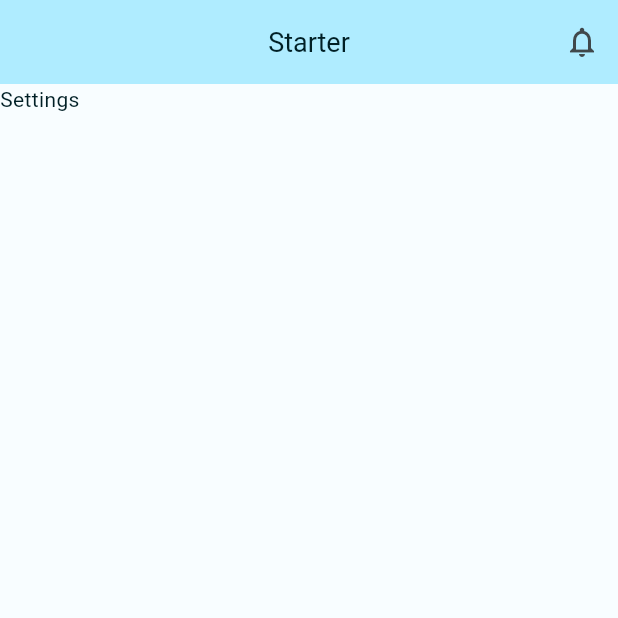
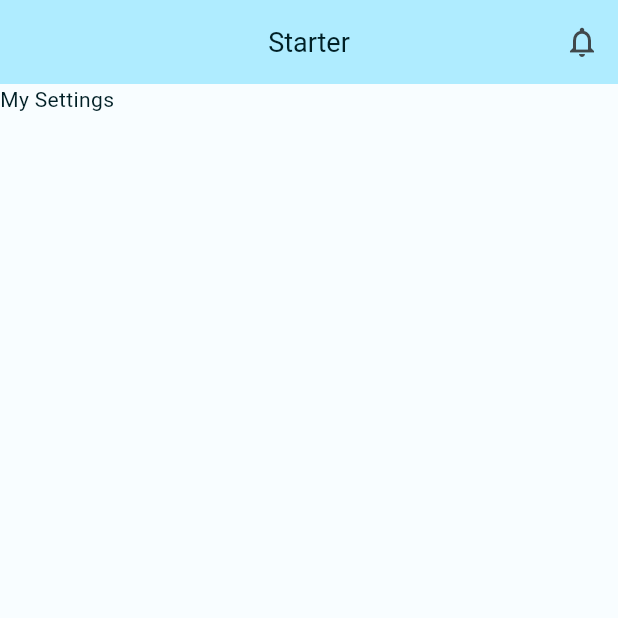
Before and after one commit to SinanAtmaca/flutter_starter, a Flutter app: the screen it shows after launch, item 2 of the bottom bar chosen, on a phone screen of 412 x 824 dp, the top half of it. Run offline on Flutter 3.47's test engine with Material 2 defaults, Android fonts, the phone set to English and light mode, and no system bars; our stand-ins replace font_awesome_flutter.

Commit message:
Update settings.dart
changed Settings text

```diff
--- a/lib/views/settings/settings.dart
+++ b/lib/views/settings/settings.dart
@@ -11,7 +11,7 @@ class _SettingsState extends State<Settings> {
   @override
   Widget build(BuildContext context) {
     return Scaffold(
-      body: Text("Settings"),
+      body: Text("My Settings"),
     );
   }
 }
```
